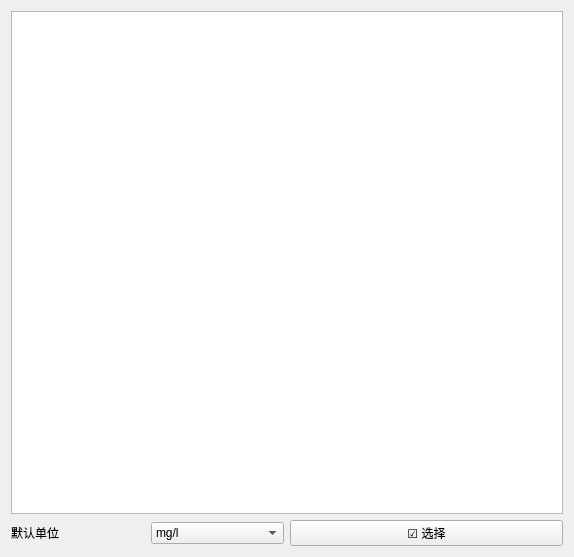
Old version of the form src/config_ui/qt/src/config/ui/variant_edit/ve_unitset.ui in the repository eth-from-zero/qzy-environmental-monitoring.
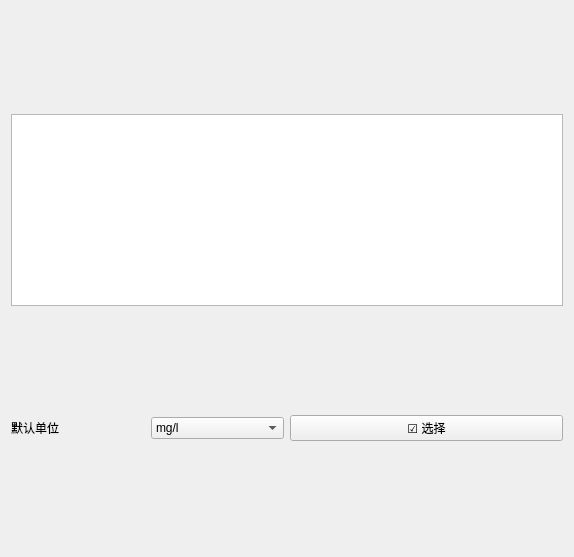
New version of the form.

```diff
--- a/src/config_ui/qt/src/config/ui/variant_edit/ve_unitset.ui
+++ b/src/config_ui/qt/src/config/ui/variant_edit/ve_unitset.ui
@@ -13,9 +13,16 @@
   <property name="windowTitle">
    <string>Form</string>
   </property>
-  <layout class="QVBoxLayout" name="verticalLayout">
+  <layout class="QVBoxLayout" name="verticalLayout" stretch="8,1">
    <item>
-    <widget class="QTableView" name="tv"/>
+    <widget class="QTableView" name="tv">
+     <property name="sizePolicy">
+      <sizepolicy hsizetype="Expanding" vsizetype="Fixed">
+       <horstretch>0</horstretch>
+       <verstretch>0</verstretch>
+      </sizepolicy>
+     </property>
+    </widget>
    </item>
    <item>
     <layout class="QHBoxLayout" name="horizontalLayout_2">
```
